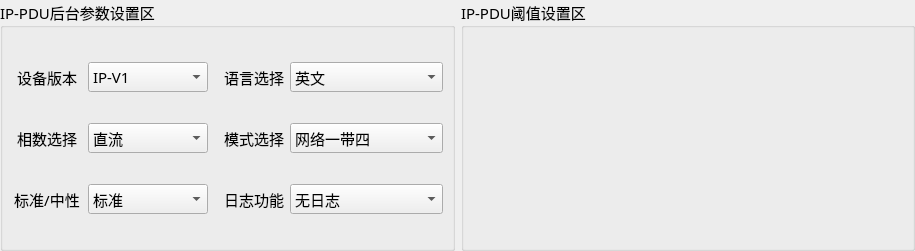
First picture: the form in MasterCtrlSet/home/home_ipwid.ui, repository ChinaClever/PDU-Settings, before the edit.
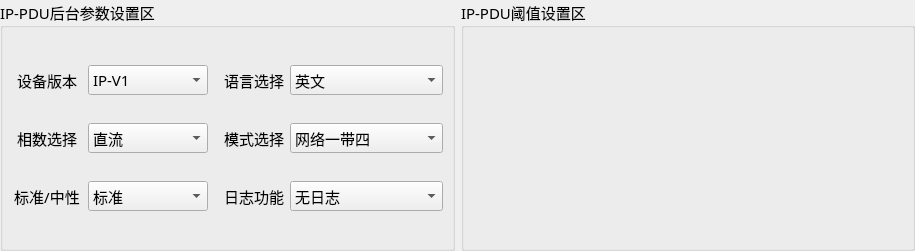
Second picture: the form after the edit.

Commit message: 界面优化

```diff
--- a/MasterCtrlSet/home/home_ipwid.ui
+++ b/MasterCtrlSet/home/home_ipwid.ui
@@ -38,6 +38,9 @@
       <string>IP-PDU后台参数设置区</string>
      </property>
      <layout class="QGridLayout" name="gridLayout">
+      <property name="verticalSpacing">
+       <number>0</number>
+      </property>
       <item row="0" column="1">
        <widget class="QComboBox" name="ipTypeBox">
         <property name="minimumSize">
```
The commit also changes 4 other files.
